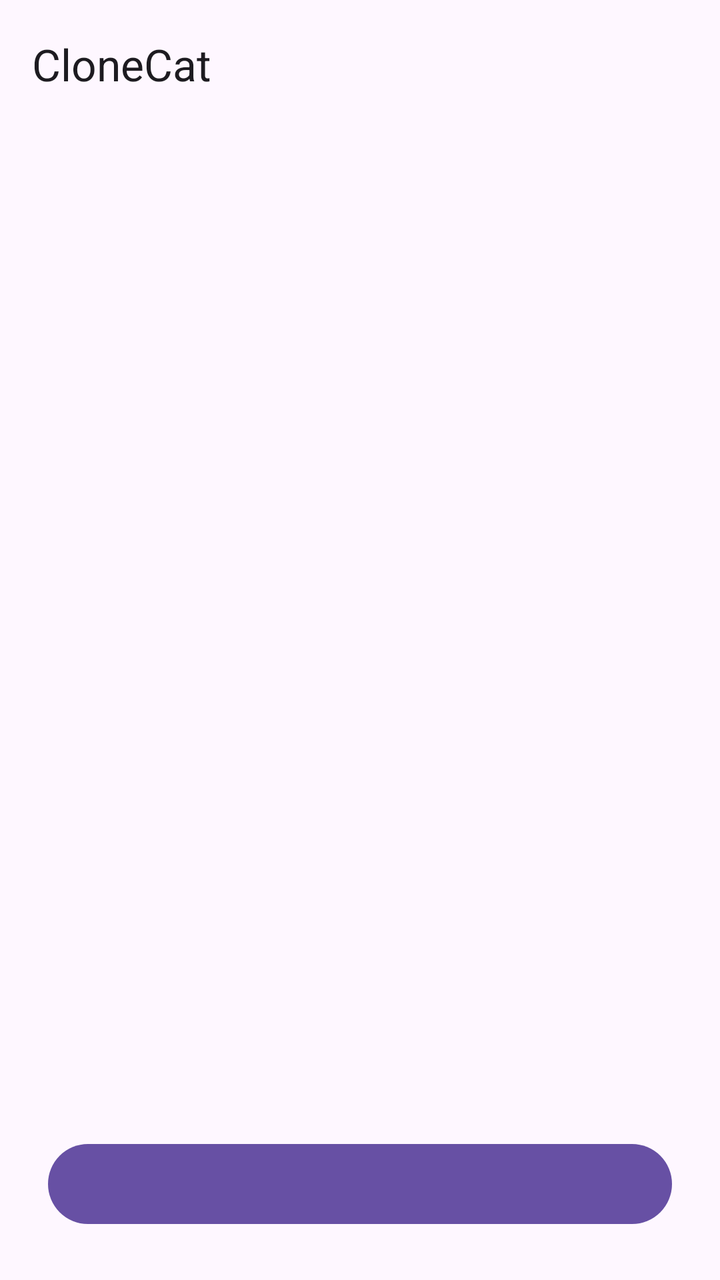
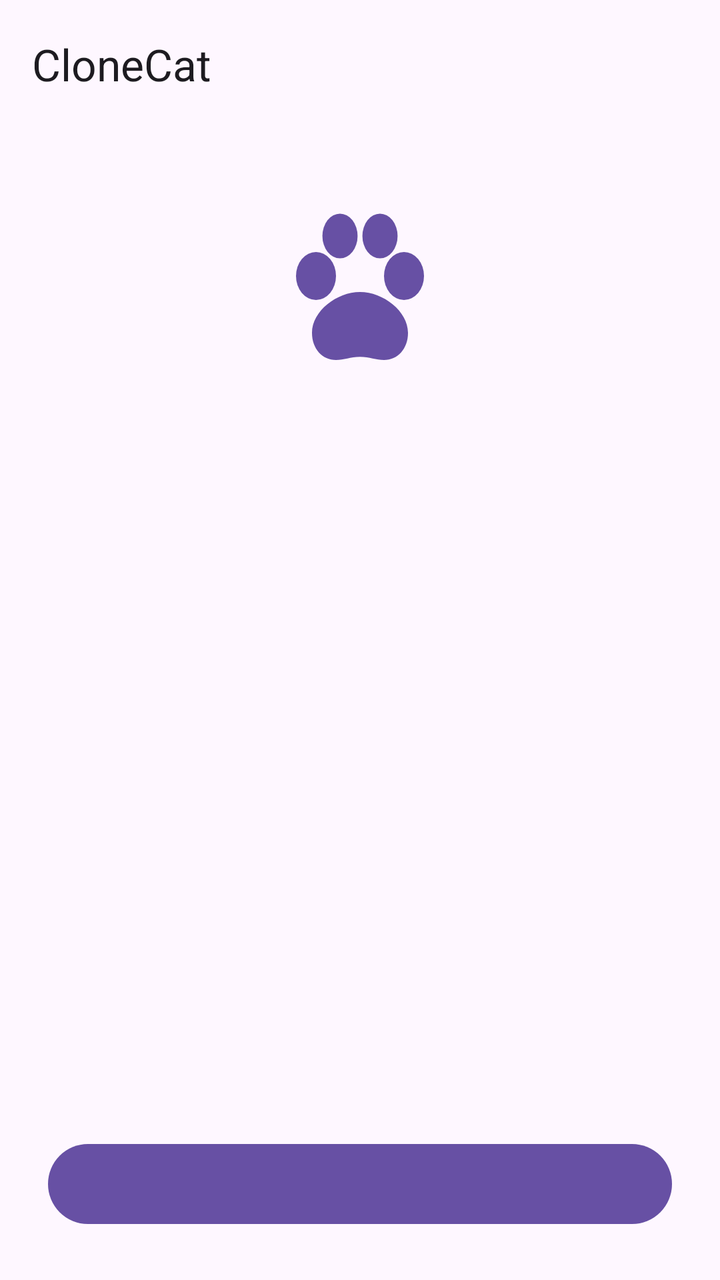

The first picture is an Android layout as it rendered before a commit; the second is the same layout after the commit. The layout source and the unified diff follow.
<!-- AndroidManifest.xml: application theme Theme.CloneCat -->
<!-- res/layout/activity_setup.xml -->
<?xml version="1.0" encoding="utf-8"?>
<LinearLayout xmlns:android="http://schemas.android.com/apk/res/android"
    xmlns:app="http://schemas.android.com/apk/res-auto"
    android:layout_width="match_parent"
    android:layout_height="match_parent"
    android:fitsSystemWindows="true"
    android:orientation="vertical">

    <com.google.android.material.appbar.MaterialToolbar
        android:id="@+id/toolbar"
        android:layout_width="match_parent"
        android:layout_height="?attr/actionBarSize"
        app:title="@string/app_name" />

    <TextView
        android:id="@+id/stateText"
        android:layout_width="match_parent"
        android:layout_height="0dp"
        android:layout_weight="1"
        android:gravity="center"
        android:padding="32dp"
        android:textAppearance="?attr/textAppearanceBodyLarge" />

    <com.google.android.material.button.MaterialButton
        android:id="@+id/actionButton"
        android:layout_width="match_parent"
        android:layout_height="wrap_content"
        android:layout_margin="24dp" />
</LinearLayout>
<!-- resources referenced by this layout -->
<resources>
  <string name="app_name">CloneCat</string>
  <style name="Theme.CloneCat" parent="Theme.Material3.DayNight.NoActionBar" />
</resources>

<!-- the commit's change to res/layout/activity_setup.xml (unified diff, before → after) -->
@@ -18,6 +18,9 @@
         android:layout_height="0dp"
         android:layout_weight="1"
         android:gravity="center"
+        android:drawableTop="@drawable/ic_paw_large"
+        android:drawablePadding="20dp"
+        app:drawableTint="?attr/colorPrimary"
         android:padding="32dp"
         android:textAppearance="?attr/textAppearanceBodyLarge" />
 
<!-- resource entries referenced after the edit -->
@@ -1,5 +1,27 @@
 <!-- resources referenced by this layout -->
 <resources>
+  <!-- drawable ic_paw_large (drawable) -->
+  <vector xmlns:android="http://schemas.android.com/apk/res/android"
+      android:width="96dp"
+      android:height="96dp"
+      android:viewportWidth="24"
+      android:viewportHeight="24">
+      <path
+          android:fillColor="@android:color/white"
+          android:pathData="M12,12.5c-2.9,0 -6,2.4 -6,5.1C6,19.6 7.3,21 9,21c1,0 1.8,-0.4 3,-0.4s2,0.4 3,0.4c1.7,0 3,-1.4 3,-3.4C18,14.9 14.9,12.5 12,12.5z" />
+      <path
+          android:fillColor="@android:color/white"
+          android:pathData="M6.5,10.5m-2.5,0a2.5,3 0,1 1,5 0a2.5,3 0,1 1,-5 0" />
+      <path
+          android:fillColor="@android:color/white"
+          android:pathData="M17.5,10.5m-2.5,0a2.5,3 0,1 1,5 0a2.5,3 0,1 1,-5 0" />
+      <path
+          android:fillColor="@android:color/white"
+          android:pathData="M9.5,5.5m-2.2,0a2.2,2.8 0,1 1,4.4 0a2.2,2.8 0,1 1,-4.4 0" />
+      <path
+          android:fillColor="@android:color/white"
+          android:pathData="M14.5,5.5m-2.2,0a2.2,2.8 0,1 1,4.4 0a2.2,2.8 0,1 1,-4.4 0" />
+  </vector>
   <string name="app_name">CloneCat</string>
   <style name="Theme.CloneCat" parent="Theme.Material3.DayNight.NoActionBar" />
 </resources>
